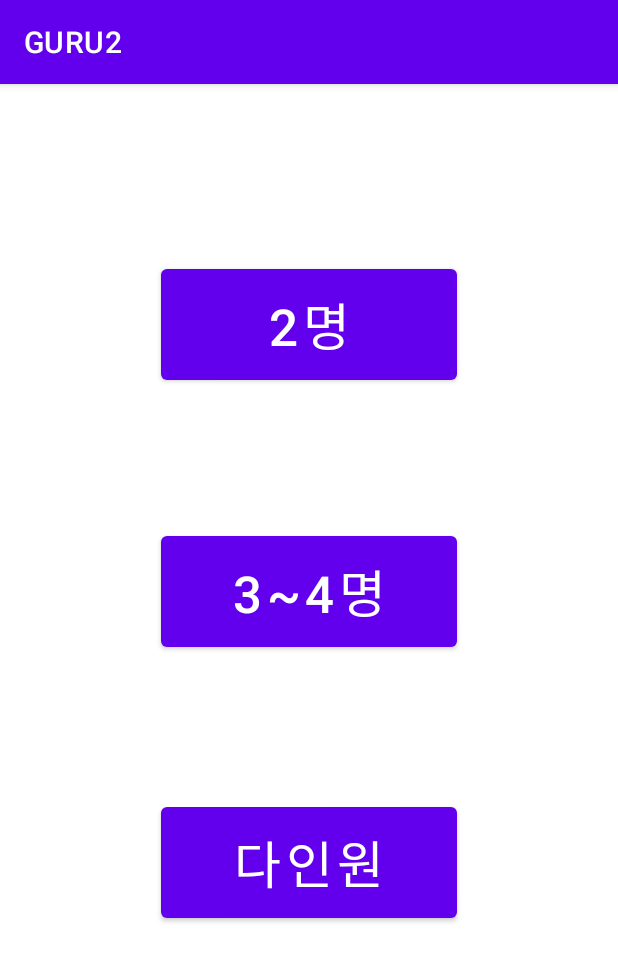
After one commit to Eugenia-11/GURU2, an Android app: the ppl screen opened directly, with no data from a screen before it, on a phone screen of 412 x 824 dp. The commit adds this screen. Shown: the top 961 px of the screen. Run offline under Robolectric (Android 15) with nearby library versions, the phone set to English and light mode, and no system bars.

Commit message:
link 인원별

```diff
--- a/app/src/main/AndroidManifest.xml
+++ b/app/src/main/AndroidManifest.xml
@@ -6,7 +6,10 @@
     <uses-permission android:name="android.permission.CAMERA" />
     <uses-permission android:name="android.permission.WRITE_EXTERNAL_STORAGE" />
     <uses-permission android:name="android.permission.READ_EXTERNAL_STORAGE" />
-    <uses-feature android:name="android.hardware.camera" android:required="true" />
+
+    <uses-feature
+        android:name="android.hardware.camera"
+        android:required="true" />
 
     <application
         android:allowBackup="true"
@@ -19,9 +22,15 @@
         android:theme="@style/Theme.GURU2"
         tools:targetApi="31">
         <activity
+            android:name=".ppl"
+            android:exported="false" />
+        <activity
+            android:name=".twoppl"
+            android:exported="false" />
+        <activity
             android:name=".CameraActivity"
-            android:parentActivityName=".MainActivity"
-            android:exported="false" />
+            android:exported="false"
+            android:parentActivityName=".MainActivity" />
         <activity
             android:name=".MainActivity"
             android:exported="true">
--- a/app/src/main/java/com/example/guru2/MainActivity.kt
+++ b/app/src/main/java/com/example/guru2/MainActivity.kt
@@ -7,11 +7,19 @@
 
 class MainActivity : AppCompatActivity() {
 
+
     lateinit var cameraButton: Button
 
     override fun onCreate(savedInstanceState: Bundle?) {
         super.onCreate(savedInstanceState)
         setContentView(R.layout.activity_main)
+
+        var button1 : Button
+
+        button1.setOnClickListener{
+            val intent = Intent(this, ppl::class.java)
+            startActivity(intent)
+        }
 
         cameraButton = findViewById(R.id.cameraButton)
 
--- /dev/null
+++ b/app/src/main/java/com/example/guru2/ppl.kt
@@ -0,0 +1,14 @@
+package com.example.guru2
+
+import androidx.appcompat.app.AppCompatActivity
+import android.os.Bundle
+
+class ppl : AppCompatActivity() {
+
+
+
+    override fun onCreate(savedInstanceState: Bundle?) {
+        super.onCreate(savedInstanceState)
+        setContentView(R.layout.activity_ppl)
+    }
+}
--- /dev/null
+++ b/app/src/main/res/layout/activity_ppl.xml
@@ -0,0 +1,52 @@
+<?xml version="1.0" encoding="utf-8"?>
+<androidx.constraintlayout.widget.ConstraintLayout xmlns:android="http://schemas.android.com/apk/res/android"
+    xmlns:app="http://schemas.android.com/apk/res-auto"
+    xmlns:tools="http://schemas.android.com/tools"
+    android:layout_width="match_parent"
+    android:layout_height="match_parent">
+
+    <Button
+        android:id="@+id/people2"
+        android:layout_width="197dp"
+        android:layout_height="86dp"
+        android:layout_marginStart="107dp"
+        android:layout_marginTop="108dp"
+        android:layout_marginEnd="107dp"
+        android:layout_marginBottom="83dp"
+        android:text="2명"
+        android:textSize="34sp"
+        app:layout_constraintBottom_toTopOf="@+id/people34"
+        app:layout_constraintEnd_toEndOf="parent"
+        app:layout_constraintStart_toStartOf="parent"
+        app:layout_constraintTop_toTopOf="parent" />
+
+    <Button
+        android:id="@+id/people34"
+        android:layout_width="197dp"
+        android:layout_height="86dp"
+        android:layout_marginStart="107dp"
+        android:layout_marginEnd="107dp"
+        android:layout_marginBottom="85dp"
+        android:text="3~4명"
+        android:textSize="34sp"
+        app:layout_constraintBottom_toTopOf="@+id/peoplem"
+        app:layout_constraintEnd_toEndOf="parent"
+        app:layout_constraintHorizontal_bias="0.0"
+        app:layout_constraintStart_toStartOf="parent"
+        app:layout_constraintTop_toBottomOf="@+id/people2" />
+
+    <Button
+        android:id="@+id/peoplem"
+        android:layout_width="197dp"
+        android:layout_height="86dp"
+        android:layout_marginStart="107dp"
+        android:layout_marginEnd="107dp"
+        android:layout_marginBottom="197dp"
+        android:text="다인원"
+        android:textSize="34sp"
+        app:layout_constraintBottom_toBottomOf="parent"
+        app:layout_constraintEnd_toEndOf="parent"
+        app:layout_constraintStart_toStartOf="parent"
+        app:layout_constraintTop_toBottomOf="@+id/people34" />
+
+</androidx.constraintlayout.widget.ConstraintLayout>
```
